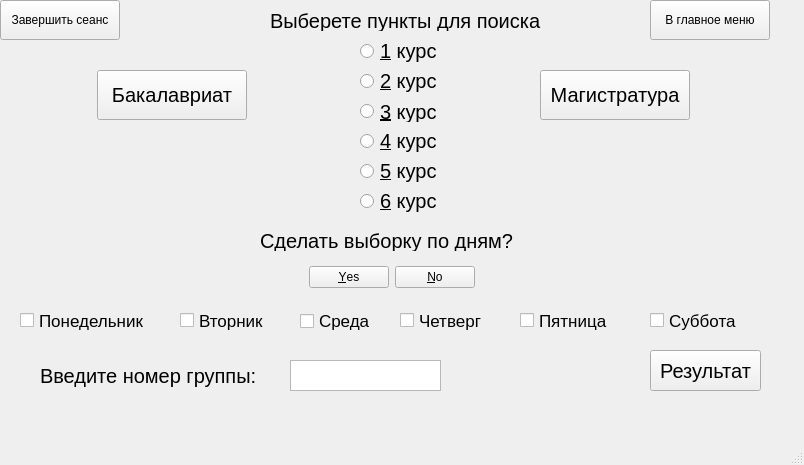
Above: Project/Database_shcedule/schedule_menu_.ui from paknikolay/DBProject before the change. Below: the same form after it.
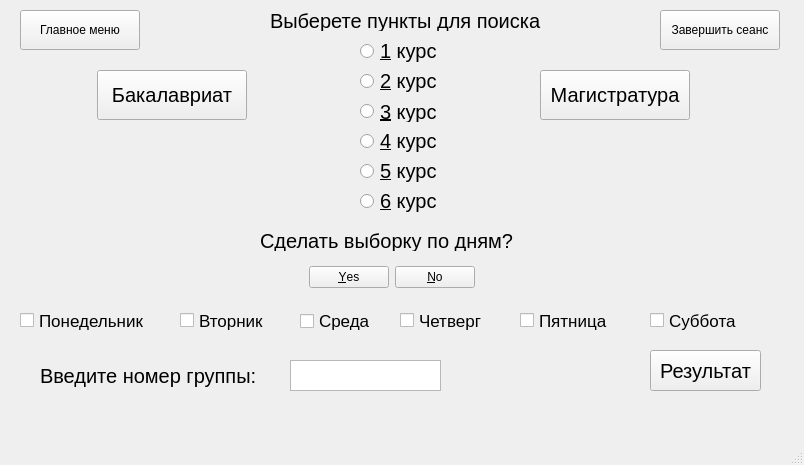
That is the form after the change.

What changed in the file:
```diff
--- a/Project/Database_shcedule/schedule_menu_.ui
+++ b/Project/Database_shcedule/schedule_menu_.ui
@@ -35,14 +35,14 @@
    <widget class="QPushButton" name="pushButton_5">
     <property name="geometry">
      <rect>
-      <x>650</x>
-      <y>0</y>
+      <x>20</x>
+      <y>10</y>
       <width>120</width>
       <height>40</height>
      </rect>
     </property>
     <property name="text">
-     <string>В главное меню</string>
+     <string>Главное меню</string>
     </property>
    </widget>
    <widget class="QTextBrowser" name="group">
@@ -79,8 +79,8 @@
    <widget class="QPushButton" name="pushButton_4">
     <property name="geometry">
      <rect>
-      <x>0</x>
-      <y>0</y>
+      <x>660</x>
+      <y>10</y>
       <width>120</width>
       <height>40</height>
      </rect>
```
